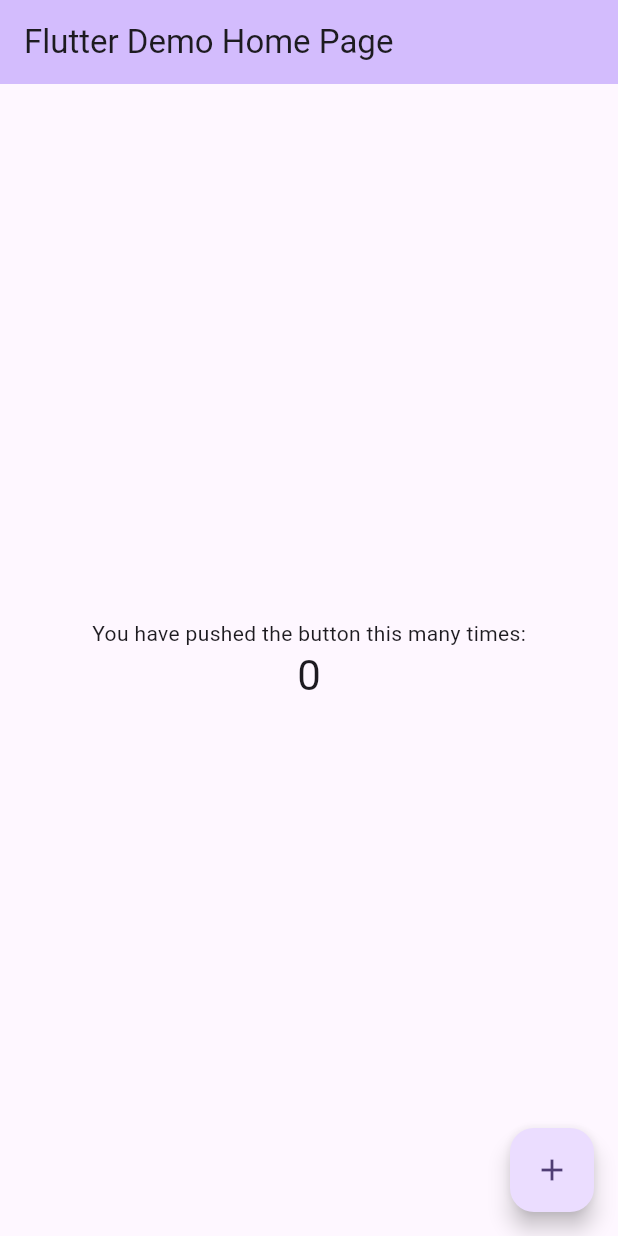
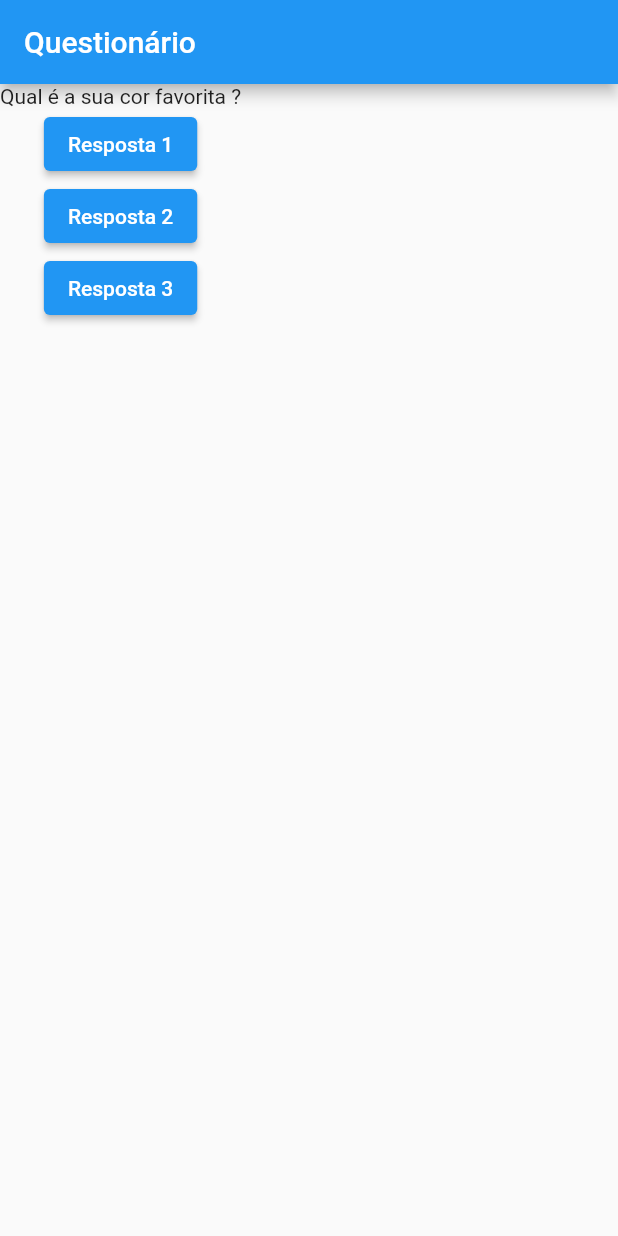
Before and after one commit to rodrigo-oliveira-compasso/estudo_flutter, a Flutter app: the screen it shows after launch, on a phone screen of 412 x 824 dp. Run offline on Flutter 3.47's test engine with Material 2 defaults, Android fonts, the phone set to English and light mode, and no system bars.

Commit message:
Continuação dos estudos

```diff
--- a/projeto_perguntas/lib/main.dart
+++ b/projeto_perguntas/lib/main.dart
@@ -1,69 +1,4 @@
 import 'package:flutter/material.dart';
+import 'package:projeto_perguntas/widgets/app/perguntaApp.dart';
 
-void main() {
-  runApp(const MyApp());
-}
-
-class MyApp extends StatelessWidget {
-  const MyApp({super.key});
-
-  @override
-  Widget build(BuildContext context) {
-    return MaterialApp(
-      title: 'Flutter Demo',
-      theme: ThemeData(
-        colorScheme: ColorScheme.fromSeed(seedColor: Colors.deepPurple),
-        useMaterial3: true,
-      ),
-      home: const MyHomePage(title: 'Flutter Demo Home Page'),
-    );
-  }
-}
-
-class MyHomePage extends StatefulWidget {
-  const MyHomePage({super.key, required this.title});
-
-  final String title;
-
-  @override
-  State<MyHomePage> createState() => _MyHomePageState();
-}
-
-class _MyHomePageState extends State<MyHomePage> {
-  int _counter = 0;
-
-  void _incrementCounter() {
-    setState(() {
-      _counter++;
-    });
-  }
-
-  @override
-  Widget build(BuildContext context) {
-    return Scaffold(
-      appBar: AppBar(
-        backgroundColor: Theme.of(context).colorScheme.inversePrimary,
-        title: Text(widget.title),
-      ),
-      body: Center(
-        child: Column(
-          mainAxisAlignment: MainAxisAlignment.center,
-          children: <Widget>[
-            const Text(
-              'You have pushed the button this many times:',
-            ),
-            Text(
-              '$_counter',
-              style: Theme.of(context).textTheme.headlineMedium,
-            ),
-          ],
-        ),
-      ),
-      floatingActionButton: FloatingActionButton(
-        onPressed: _incrementCounter,
-        tooltip: 'Increment',
-        child: const Icon(Icons.add),
-      ),
-    );
-  }
-}
+void main() => runApp(PerguntaApp());
--- /dev/null
+++ b/projeto_perguntas/lib/widgets/app/perguntaApp.dart
@@ -0,0 +1,50 @@
+import 'package:flutter/material.dart';
+
+class PerguntaAppState extends State<PerguntaApp> {
+  var perguntaSelecionada = 0;
+
+  @override
+  Widget build(BuildContext context) {
+    final List<String> perguntas = [
+      'Qual é a sua cor favorita ?',
+      'Qual o seu animal favorito ?',
+    ];
+
+    void responder() {
+      setState(() {
+        if (perguntaSelecionada >= perguntas.length - 1) {
+          perguntaSelecionada = 0;
+        } else {
+          perguntaSelecionada++;
+        }
+      });
+    }
+
+    return MaterialApp(
+      home: Scaffold(
+        appBar: AppBar(
+          title: const Text("Questionário"),
+        ),
+        body: Column(
+          children: <Widget>[
+            Text(perguntas[perguntaSelecionada]),
+            ElevatedButton(
+                onPressed: responder, child: const Text("Resposta 1")),
+            ElevatedButton(
+                onPressed: responder, child: const Text("Resposta 2")),
+            ElevatedButton(
+                onPressed: responder, child: const Text("Resposta 3"))
+          ],
+        ),
+      ),
+    );
+  }
+}
+
+class PerguntaApp extends StatefulWidget {
+  const PerguntaApp({super.key});
+  @override
+  PerguntaAppState createState() {
+    return PerguntaAppState();
+  }
+}
```
Also changed, not shown: exercicios_dart/exercicio.dart (added, +27 -0 lines), 1 other file.
